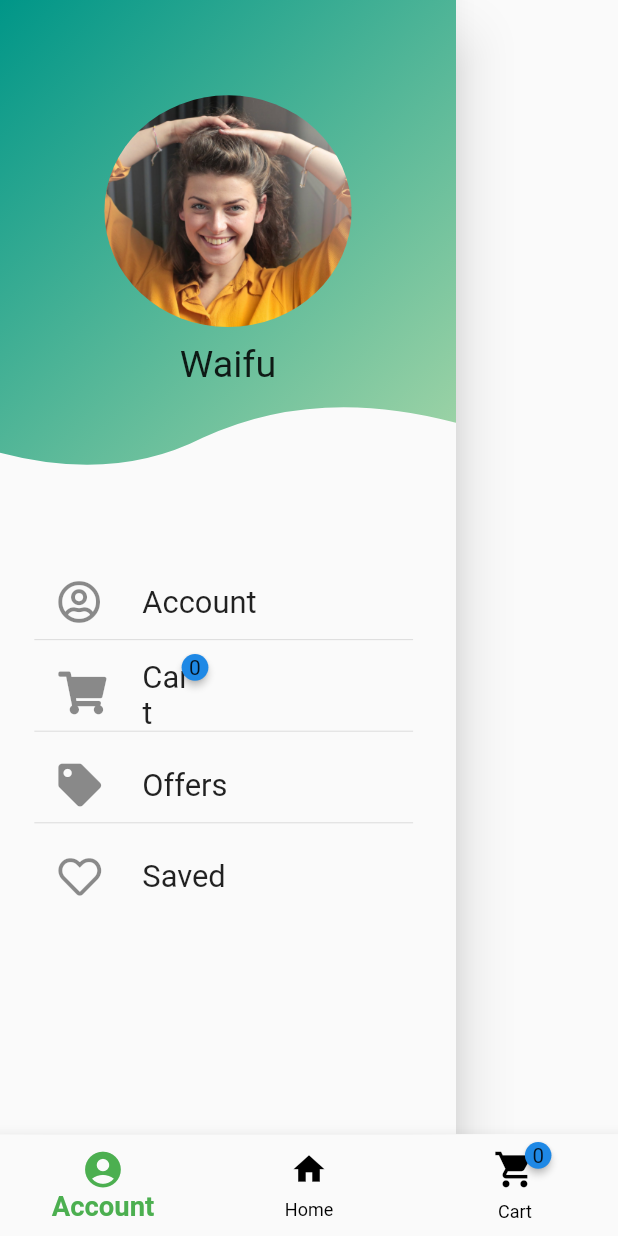
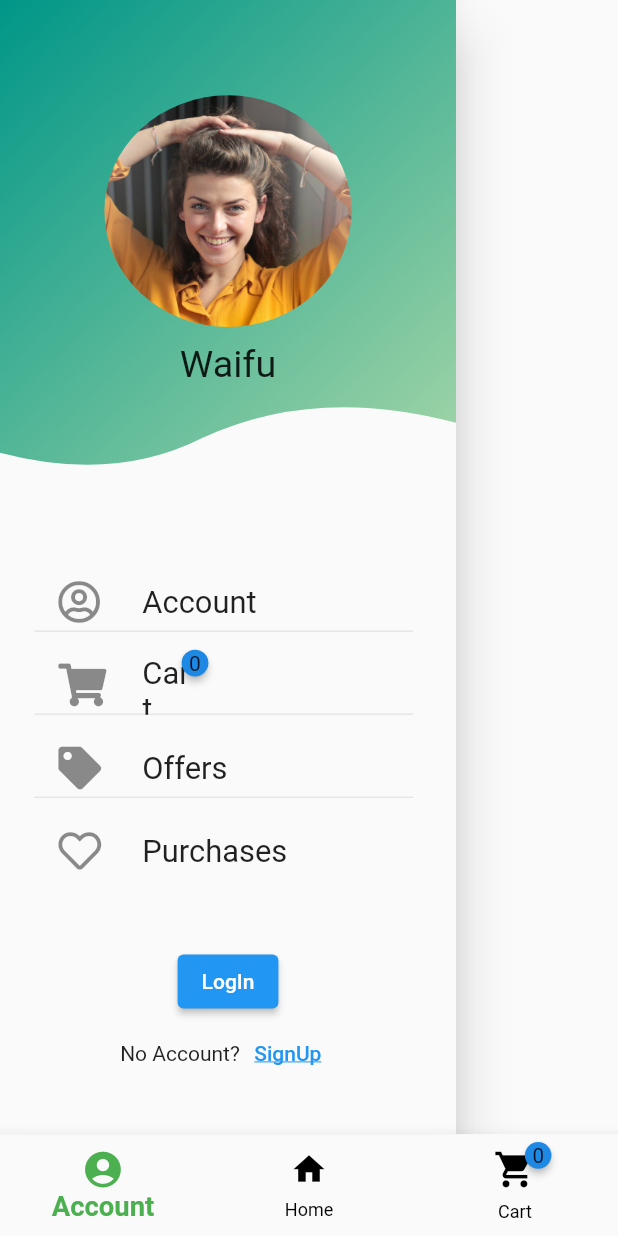
Before and after one commit to habibm94/orgaMart, a Flutter app: the CheckoutSuccess screen opened directly, after a tap on the "home" icon, on a phone screen of 412 x 824 dp. Run offline on Flutter 3.47's test engine with Material 2 defaults, Android fonts, the phone set to English and light mode, and no system bars; drawn by our look-alikes of badges; our stand-ins replace animated_text_kit, date_format, flutter_custom_clippers, flutter_screenutil, flutter_svg, font_awesome_flutter and 2 more.

Commit message:
added login+signup buton in custom drawer+added recent pruchase in profile+ added cart an buy more button in screens

```diff
--- a/lib/controller/route_controller.dart
+++ b/lib/controller/route_controller.dart
@@ -16,7 +16,7 @@ class Route_Controller extends GetxController {
   void change_screenIndex(int index) {
     screenIndex = index;
     screen = Route_screenList[screenIndex];
-    print('$index is $index in controller');
+
     update();
   }
 
--- a/lib/controller/shopping_Controller.dart
+++ b/lib/controller/shopping_Controller.dart
@@ -26,9 +26,7 @@ class Shopping_Controller extends GetxController {
   }
 
   ///fetch and sav to contrller
-  void fetchFromDatabase() {
-    print('Products fetched from database');
-  }
+  void fetchFromDatabase() {}
 }
 
 ///fetch all products to database
--- a/lib/controller/user_controller.dart
+++ b/lib/controller/user_controller.dart
@@ -130,7 +130,7 @@ class User_Controller extends GetxController {
 
   void addtorecentPurchases() {
     Purchase liveItems = Purchase(
-      dateTime: formatDate(DateTime.now(), [dd, '-', mm, '-', yyyy]),
+      dateTime: formatDate(DateTime.now(), [dd, '-', mm, '-', yyyy]).toString(),
       purchaseValue: totalPrice,
       purchasedItem: checkoutcartItems,
       adress: ((userAdress?.house)! +
@@ -181,7 +181,7 @@ class User_Controller extends GetxController {
   @override
   void onClose() {
     isCouponValid = true;
-
+    print('usercontroller got closed');
     super.onClose();
   }
 
--- a/lib/screen/checkoutSucces_Screen.dart
+++ b/lib/screen/checkoutSucces_Screen.dart
@@ -35,8 +35,8 @@ class _CheckoutSuccessState extends State<CheckoutSuccess> {
     return Scaffold(
         body: Container(
       padding: EdgeInsets.only(
-          left: MediaQuery.of(context).size.width * 0.20,
-          right: MediaQuery.of(context).size.width * 0.20,
+          left: MediaQuery.of(context).size.width * 0.10,
+          right: MediaQuery.of(context).size.width * 0.10,
           top: 30.h,
           bottom: 30.h),
       height: MediaQuery.of(context).size.height,
@@ -44,9 +44,11 @@ class _CheckoutSuccessState extends State<CheckoutSuccess> {
         mainAxisAlignment: MainAxisAlignment.center,
         crossAxisAlignment: CrossAxisAlignment.center,
         children: [
-          SizedBox(
-            height: 50.h,
-          ),
+          Container(
+            padding: EdgeInsets.only(
+                left: 10.w, right: 10.w, top: 10.h, bottom: 10.w),
+            child: Column(
+              children: [
                 AnimatedTextKit(
                   animatedTexts: [
                     ColorizeAnimatedText(
@@ -57,6 +59,13 @@ class _CheckoutSuccessState extends State<CheckoutSuccess> {
                           fontWeight: FontWeight.bold),
                       colors: colorizeColors,
                     ),
+                  ],
+                  totalRepeatCount: 1,
+                  displayFullTextOnTap: true,
+                  stopPauseOnTap: true,
+                ),
+                AnimatedTextKit(
+                  animatedTexts: [
                     ColorizeAnimatedText(
                       'Thank you for shopping with us  ',
                       textStyle: TextStyle(
@@ -70,21 +79,22 @@ class _CheckoutSuccessState extends State<CheckoutSuccess> {
                   displayFullTextOnTap: true,
                   stopPauseOnTap: true,
                 ),
+              ],
+            ),
+          ),
           SizedBox(
             height: 50.h,
           ),
           Center(
-            child: ElevatedButton(
-              style: ElevatedButton.styleFrom(
-                primary: Colors.green,
-              ),
+            child: IconButton(
+              color: Colors.green,
               onPressed: () {
                 Navigator.pushAndRemoveUntil(context,
                     MaterialPageRoute(builder: (BuildContext context) {
                   return const AppScreen();
                 }), (route) => false);
               },
-              child: Icon(
+              icon: Icon(
                 Icons.home,
                 size: 80.sp,
               ),
--- a/lib/screen/saved_screen.dart
+++ /dev/null
@@ -1,18 +0,0 @@
-import 'package:flutter/material.dart';
-import 'package:orgamart/decoration_const.dart';
-import 'package:orgamart/controller/user_controller.dart';
-
-///todo- complete this screen and create a saved item list in user controller(create bool is saved in item model)
-class Saved_screen extends StatelessWidget {
-  const Saved_screen({Key? key}) : super(key: key);
-
-  @override
-  Widget build(BuildContext context) {
-    return Scaffold(
-      appBar: AppBar(
-        title: Text('Liked Items'),
-        backgroundColor: appBarColor,
-      ),
-    );
-  }
-}
--- a/lib/widgets/custom_Drawer.dart
+++ b/lib/widgets/custom_Drawer.dart
@@ -4,17 +4,19 @@ import 'package:flutter_screenutil/flutter_screenutil.dart';
 import 'package:get/get.dart';
 import 'package:orgamart/controller/shopping_Controller.dart';
 import 'package:orgamart/controller/user_controller.dart';
+import 'package:orgamart/screen/logIn_screen.dart';
 import 'package:orgamart/screen/profile_screen.dart';
 import 'package:orgamart/screen/cart_screen.dart';
 
 import 'package:orgamart/screen/offer_screen.dart';
-import 'package:orgamart/screen/saved_screen.dart';
+import 'package:orgamart/screen/recentPurchase_screen.dart';
 import 'package:font_awesome_flutter/font_awesome_flutter.dart';
 
 import 'package:orgamart/controller/cart_controller.dart';
 import 'package:flutter_custom_clippers/flutter_custom_clippers.dart';
 import 'package:badges/badges.dart';
 import 'package:orgamart/decoration_const.dart';
+import 'package:orgamart/screen/signUp_Screen.dart';
 
 ///todo- optimise this shit
 class CustomDrawer extends StatelessWidget {
@@ -29,12 +31,12 @@ class CustomDrawer extends StatelessWidget {
     return Drawer(
       child: Padding(
           padding: EdgeInsets.only(
-            bottom: 120.h,
+            bottom: 20.h,
           ),
           child: Column(
-            mainAxisAlignment: MainAxisAlignment.start,
-            mainAxisSize: MainAxisSize.min,
+            mainAxisAlignment: MainAxisAlignment.spaceEvenly,
             children: [
+              ///top curved portion
               GetBuilder<User_Controller>(
                   init: User_Controller(),
                   builder: (controller) {
@@ -67,6 +69,8 @@ class CustomDrawer extends StatelessWidget {
                             SizedBox(
                               height: 8.h,
                             ),
+
+                            ///user name
                             Text(
                               controller.username.toString(),
                               style: TextStyle(
@@ -86,6 +90,7 @@ class CustomDrawer extends StatelessWidget {
                   child: Column(
                     mainAxisSize: MainAxisSize.min,
                     children: [
+                      ///account
                       Expanded(
                         child: DrawerItems(
                           text: 'Account',
@@ -96,11 +101,15 @@ class CustomDrawer extends StatelessWidget {
                           ),
                         ),
                       ),
-                      Divider(),
+                      const Divider(),
+
+                      ///cart
                       Expanded(
                         child: DrawerItem_forCart(),
                       ),
-                      Divider(),
+                      const Divider(),
+
+                      ///offer
                       Expanded(
                         child: DrawerItems(
                           text: 'Offers',
@@ -111,11 +120,14 @@ class CustomDrawer extends StatelessWidget {
                           ),
                         ),
                       ),
-                      Divider(),
+
+                      const Divider(),
+
+                      ///purchases
                       Expanded(
                         child: DrawerItems(
-                          text: 'Saved',
-                          screen: const Saved_screen(),
+                          text: 'Purchases',
+                          screen: const RecentPurchase_Screen(),
                           icon: FaIcon(
                             FontAwesomeIcons.heart,
                             size: 25.sp,
@@ -124,6 +136,44 @@ class CustomDrawer extends StatelessWidget {
                       ),
                     ],
                   ),
+                ),
+              ),
+              SizedBox(
+                height: 40.h,
+              ),
+              GetBuilder<User_Controller>(
+                init: User_Controller(),
+                builder: (_) => Container(
+                  height: userController.isloggedin == true ? 10 : 100,
+                  child: userController.isloggedin == true
+                      ? Text('')
+                      : Column(
+                          children: [
+                            GetBuilder<User_Controller>(
+                              builder: (_) {
+                                return ElevatedButton(
+                                  onPressed: () => Get.to(() => Login_screen()),
+                                  child: Text('LogIn'),
+                                );
+                              },
+                              init: User_Controller(),
+                            ),
+                            Row(
+                              mainAxisAlignment: MainAxisAlignment.center,
+                              children: [
+                                Text('No Account?'),
+                                TextButton(
+                                  onPressed: () => Get.to(() => SignUpScreen()),
+                                  child: Text(
+                                    'SignUp',
+                                    style: TextStyle(
+                                        decoration: TextDecoration.underline),
+                                  ),
+                                )
+                              ],
+                            )
+                          ],
+                        ),
                 ),
               )
             ],
--- a/pubspec.yaml
+++ b/pubspec.yaml
@@ -26,7 +26,7 @@ dependencies:
   animated_text_kit: ^4.2.1
   flutter_svg: ^1.0.3
   date_format: ^2.0.6
-  confetti: ^0.7.0
+
 
 dev_dependencies:
   flutter_test:
```
Also changed, not shown: lib/main.dart (+14 -18 lines), lib/screen/cart_screen.dart (+18 -2 lines), lib/screen/checkout_screen.dart (+32 -4 lines), lib/screen/confirm_and_paymentPage.dart (+5 -4 lines), lib/screen/item_screen.dart (+25 -0 lines), lib/screen/profile_screen.dart (+122 -100 lines), lib/screen/recentPurchase_screen.dart (added, +190 -0 lines), lib/widgets/confirmandPayment/cashondelivery_bottomsheet.dart (+10 -5 lines), pubspec.lock. Lines whose indentation alone changed are shown as unchanged.
